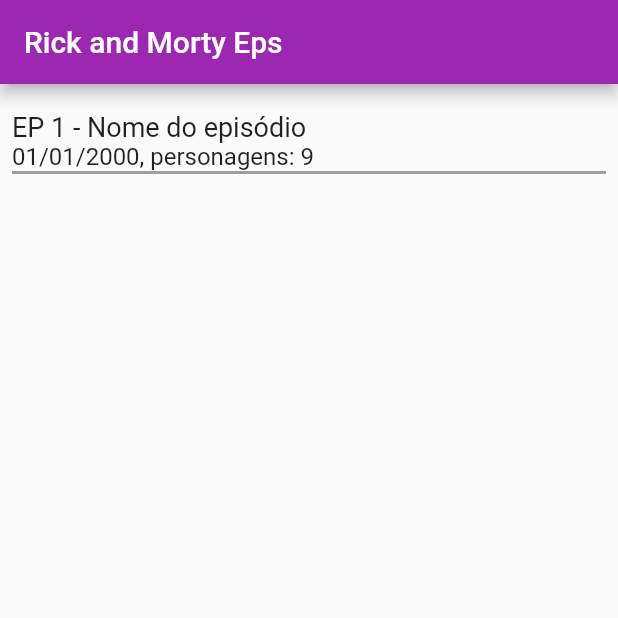
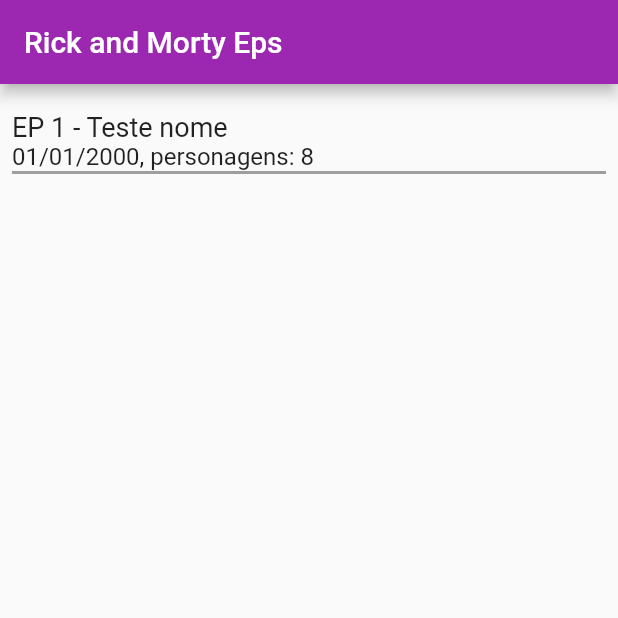
Before and after one commit to PauloVOFonseca/azs-mob-rickandmorty, a Flutter app: the screen it shows after launch, on a phone screen of 412 x 824 dp, the top half of it. Run offline on Flutter 3.47's test engine with Material 2 defaults, Android fonts, the light colour scheme and no system bars.

Commit message:
feat: componentize tiles

```diff
--- a/lib/presentation/pages/home/home_page.dart
+++ b/lib/presentation/pages/home/home_page.dart
@@ -1,3 +1,4 @@
+import 'package:azship/presentation/pages/home/widgets/episode_tile.dart';
 import 'package:flutter/material.dart';
 
 class HomePage extends StatefulWidget {
@@ -10,36 +11,13 @@
 class _HomePageState extends State<HomePage> {
   @override
   Widget build(BuildContext context) {
-    double verticalSize = MediaQuery.of(context).size.width;
     return Scaffold(
       appBar: AppBar(
         title: const Text('Rick and Morty Eps'),
       ),
-      body: Padding(
-        padding: const EdgeInsets.symmetric(vertical: 18, horizontal: 8),
-        child: Container(
-          width: verticalSize,
-          decoration: const BoxDecoration(
-            border: Border(
-              bottom: BorderSide(color: Colors.grey, width: 2),
-            ),
-          ),
-          child: Column(
-            mainAxisAlignment: MainAxisAlignment.start,
-            crossAxisAlignment: CrossAxisAlignment.start,
-            mainAxisSize: MainAxisSize.min,
-            children: [
-              const Text(
-                'EP 1 - Nome do episódio',
-                style: TextStyle(fontSize: 18),
-              ),
-              const Text(
-                '01/01/2000, personagens: 9',
-                style: TextStyle(fontSize: 16),
-              )
-            ],
-          ),
-        ),
+      body: const Padding(
+        padding: EdgeInsets.symmetric(vertical: 18, horizontal: 8),
+        child: EpisodeTileWidget(number: 1, name: 'Teste nome', date: '01/01/2000', characters: 8),
       ),
     );
   }
--- /dev/null
+++ b/lib/presentation/pages/home/widgets/episode_tile.dart
@@ -0,0 +1,48 @@
+import 'package:flutter/material.dart';
+
+class EpisodeTileWidget extends StatefulWidget {
+  final int number;
+  final String name;
+  final String date;
+  final int characters;
+  const EpisodeTileWidget({
+    Key? key,
+    required this.number,
+    required this.name,
+    required this.date,
+    required this.characters,
+  }) : super(key: key);
+
+  @override
+  State<EpisodeTileWidget> createState() => _EpisodeTileWidgetState();
+}
+
+class _EpisodeTileWidgetState extends State<EpisodeTileWidget> {
+  @override
+  Widget build(BuildContext context) {
+    double verticalSize = MediaQuery.of(context).size.width;
+    return Container(
+      width: verticalSize,
+      decoration: const BoxDecoration(
+        border: Border(
+          bottom: BorderSide(color: Colors.grey, width: 2),
+        ),
+      ),
+      child: Column(
+        mainAxisAlignment: MainAxisAlignment.start,
+        crossAxisAlignment: CrossAxisAlignment.start,
+        mainAxisSize: MainAxisSize.min,
+        children: [
+          Text(
+            'EP ${widget.number} - ${widget.name}',
+            style: const TextStyle(fontSize: 18),
+          ),
+          Text(
+            '${widget.date}, personagens: ${widget.characters}',
+            style: const TextStyle(fontSize: 16),
+          ),
+        ],
+      ),
+    );
+  }
+}
```
